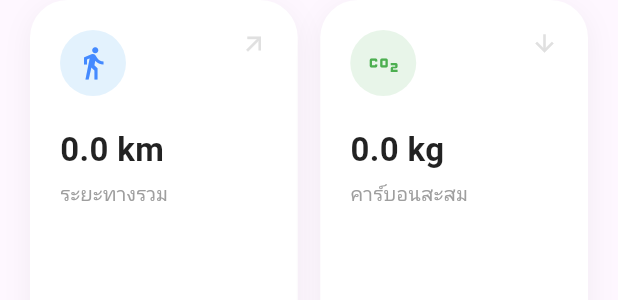
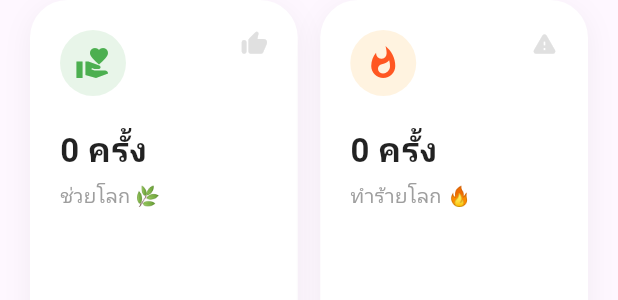
Before and after one commit to MarkCnw/CarboCare, a Flutter app: the DashboardCard widget shown alone on an empty page, opened directly with empty values, on a phone screen of 412 x 824 dp. Shown: the top 300 px of the screen. Run offline on Flutter 3.47's test engine with Material 3 defaults, Android fonts, the phone set to English and light mode, and no system bars; our stand-ins replace audioplayers, bloc, dio, flutter_bloc, isar, lottie; accounts and stored records are empty; generated files the repository leaves out were written again; project files that could hold a hidden picture were left out.

Commit message:
feat: Enhance TripCubit and DashboardCard to track good and bad actions

```diff
--- a/carbocare/lib/features/daily_tips/presentation/cubit/trip_cubit.dart
+++ b/carbocare/lib/features/daily_tips/presentation/cubit/trip_cubit.dart
@@ -4,7 +4,7 @@ import 'package:carbocare/core/services/isar_service.dart';
 import 'package:carbocare/core/services/sound_service.dart';
 import 'package:carbocare/features/daily_tips/data/models/trip_record_model.dart';
 
-// --- States (ส่วนนี้เหมือนเดิม ไม่ต้องแก้) ---
+// --- States ---
 abstract class TripState {}
 
 class TripInitial extends TripState {}
@@ -17,11 +17,18 @@ class TripLoaded extends TripState {
   final double totalCarbon;
   final String dailyTip;
 
+  // ✨ เพิ่ม 2 ตัวแปรนี้
+  final int goodActions;
+  final int badActions;
+
   TripLoaded(
     this.trips,
     this.totalDistance,
     this.totalCarbon, {
     this.dailyTip = "Loading tip...",
+    // ✨ เพิ่มใน Constructor (กำหนดค่าเริ่มต้นเป็น 0)
+    this.goodActions = 0,
+    this.badActions = 0,
   });
 }
 
@@ -30,24 +37,20 @@ class TripError extends TripState {
   TripError(this.message);
 }
 
-// --- Cubit (แก้เฉพาะส่วนนี้) ---
+// --- Cubit ---
 class TripCubit extends Cubit<TripState> {
   final IsarService _isarService;
   final ApiService _apiService = ApiService();
 
-  // ✨ เพิ่ม: ตัวแปรเก็บข้อความปัจจุบัน (เริ่มต้นเป็นค่า Default)
   String _currentMessage = "มาช่วยโลกกันเถอะ! 🌍";
 
   TripCubit(this._isarService) : super(TripInitial());
 
-  // แก้ไข: ไม่เรียก getDailyTip แล้ว ให้ใช้ _updateData แทน
   void loadTrips() async {
-    // emit(TripLoading()); // (Optional) ถ้าอยากให้หมุนตอนเข้าแอปครั้งแรก ให้เอา comment ออก
+    // emit(TripLoading());
     await _updateData();
   }
 
-  // ✨ เพิ่ม: ฟังก์ชันอัปเดตข้อมูลแบบเงียบ (Silent Update)
-  // ช่วยให้หน้าจอเปลี่ยนตัวเลขได้เลยโดยไม่กระพริบ
   Future<void> _updateData() async {
     try {
       final trips = await _isarService.getAllTrips();
@@ -55,19 +58,36 @@ class TripCubit extends Cubit<TripState> {
       double totalDist = 0;
       double totalCarb = 0;
 
+      // ✨ ตัวแปรสำหรับนับจำนวนครั้ง
+      int goodCount = 0;
+      int badCount = 0;
+
       for (var trip in trips) {
         totalDist += trip.distance;
         totalCarb += trip.carbonKg;
+
+        // ✨ Logic การนับ
+        if (trip.carbonKg <= 0) {
+          goodCount++; // ถ้าคาร์บอนติดลบหรือ 0 ถือว่าทำดี
+        } else {
+          badCount++; // ถ้าคาร์บอนเป็นบวก ถือว่าทำร้ายโลก
+        }
       }
 
-      // ✅ ส่ง _currentMessage ที่มีอยู่ไปแสดงเลย
-      emit(TripLoaded(trips, totalDist, totalCarb, dailyTip: _currentMessage));
+      // ✅ ส่งค่า goodCount, badCount ไปกับ State
+      emit(TripLoaded(
+        trips,
+        totalDist,
+        totalCarb,
+        dailyTip: _currentMessage,
+        goodActions: goodCount,
+        badActions: badCount,
+      ));
     } catch (e) {
       emit(TripError("โหลดข้อมูลไม่สำเร็จ: $e"));
     }
   }
 
-  // 🔥 แก้ไข: ฟังก์ชันให้อาหาร/ของแก่โลก
   void feedEarth(String itemType, double carbonImpact, bool isHealing) async {
     print("🎯 [FEED] เริ่มให้: $itemType | คาร์บอน: $carbonImpact | Healing: $isHealing");
 
@@ -83,16 +103,14 @@ class TripCubit extends Cubit<TripState> {
       print("✅ [FEED] บันทึกสำเร็จ! กำลังเล่นเสียง...");
       SoundService.playEffect(isHealing: isHealing);
 
-      // ✨ เพิ่ม: ไปดึงคำพูดกวนๆ จาก API มาอัปเดต!
       try {
         String reaction = await _apiService.getReaction(isHealing);
-        _currentMessage = reaction; // เปลี่ยนข้อความที่จะโชว์
+        _currentMessage = reaction;
       } catch (e) {
         print("⚠️ โหลดคำพูดไม่สำเร็จ ใช้คำเดิมต่อ: $e");
       }
 
       print("🔄 [FEED] กำลัง update ข้อมูล (Silent Refresh)...");
-      // ✅ เรียก _updateData แทน loadTrips เพื่อไม่ให้จอโหลดหมุนๆ
       await _updateData();
 
     } catch (e) {
@@ -104,7 +122,6 @@ class TripCubit extends Cubit<TripState> {
   void deleteTrip(int id) async {
     try {
       await _isarService.deleteTrip(id);
-      // ✅ ใช้ _updateData แทน loadTrips
       await _updateData();
     } catch (e) {
       emit(TripError("ลบไม่สำเร็จ: $e"));
--- a/carbocare/lib/features/daily_tips/presentation/widgets/dashboard_card.dart
+++ b/carbocare/lib/features/daily_tips/presentation/widgets/dashboard_card.dart
@@ -1,13 +1,14 @@
 import 'package:flutter/material.dart';
 
 class DashboardCard extends StatelessWidget {
-  final double totalDist;
-  final double totalCarbon;
+  // ✨ เปลี่ยนตัวแปรรับค่า เป็นจำนวนครั้ง
+  final int goodCount;
+  final int badCount;
 
   const DashboardCard({
     super.key,
-    required this.totalDist,
-    required this.totalCarbon,
+    required this.goodCount,
+    required this.badCount,
   });
 
   @override
@@ -16,30 +17,29 @@ class DashboardCard extends StatelessWidget {
       padding: const EdgeInsets.symmetric(horizontal: 20),
       child: Row(
         children: [
-          // === กล่องซ้าย: ระยะทาง (สีฟ้า) ===
+          // === การ์ดซ้าย: ช่วยโลก (สีเขียว) ===
           Expanded(
             child: _buildStatCard(
-              icon: Icons.directions_walk, // หรือ directions_car
-              iconColor: Colors.blueAccent,
-              bgColor: Colors.blue.shade50,
-              value: "${totalDist.toStringAsFixed(1)} km",
-              label: "ระยะทางรวม",
-              arrowIcon: Icons.arrow_outward, // ลูกศรชี้ขึ้นขวา
+              icon: Icons.volunteer_activism, // ไอคอนรูปหัวใจ/มือ
+              iconColor: Colors.green,
+              bgColor: Colors.green.shade50,
+              value: "$goodCount ครั้ง", // แสดงจำนวนครั้ง
+              label: "ช่วยโลก 🌿",
+              arrowIcon: Icons.thumb_up_alt_rounded,
             ),
           ),
 
-          const SizedBox(width: 15), // เว้นระยะห่างตรงกลาง
+          const SizedBox(width: 15),
 
-          // === กล่องขวา: คาร์บอน (สีเขียว) ===
+          // === การ์ดขวา: ทำร้ายโลก (สีส้มแดง) ===
           Expanded(
             child: _buildStatCard(
-              icon: Icons.co2,
-
-              iconColor: Colors.green,
-              bgColor: Colors.green.shade50,
-              value: "${totalCarbon.toStringAsFixed(1)} kg",
-              label: "คาร์บอนสะสม",
-              arrowIcon: Icons.arrow_downward, // ลูกศรชี้ลง (สื่อว่าลด)
+              icon: Icons.whatshot, // ไอคอนไฟ
+              iconColor: Colors.deepOrange,
+              bgColor: Colors.orange.shade50,
+              value: "$badCount ครั้ง", // แสดงจำนวนครั้ง
+              label: "ทำร้ายโลก 🔥",
+              arrowIcon: Icons.warning_rounded,
             ),
           ),
         ],
@@ -47,7 +47,7 @@ class DashboardCard extends StatelessWidget {
     );
   }
 
-  // ฟังก์ชันสร้างการ์ดแต่ละใบ
+  // ฟังก์ชันสร้าง UI (เหมือนเดิม ไม่ต้องแก้ logic ข้างใน)
   Widget _buildStatCard({
     required IconData icon,
     required Color iconColor,
@@ -60,10 +60,10 @@ class DashboardCard extends StatelessWidget {
       padding: const EdgeInsets.all(20),
       decoration: BoxDecoration(
         color: Colors.white,
-        borderRadius: BorderRadius.circular(25), // มุมโค้งมนตามรูป
+        borderRadius: BorderRadius.circular(25),
         boxShadow: [
           BoxShadow(
-            color: Colors.black.withOpacity(0.05), // เงาจางๆ
+            color: Colors.black.withOpacity(0.05),
             blurRadius: 15,
             offset: const Offset(0, 5),
           ),
@@ -72,28 +72,24 @@ class DashboardCard extends StatelessWidget {
       child: Column(
         crossAxisAlignment: CrossAxisAlignment.start,
         children: [
-          // แถวบน: ไอคอนวงกลม และ ลูกศรเล็ก
           Row(
             mainAxisAlignment: MainAxisAlignment.spaceBetween,
             crossAxisAlignment: CrossAxisAlignment.start,
             children: [
-              // ไอคอนในวงกลม
               Container(
                 padding: const EdgeInsets.all(10),
                 decoration: BoxDecoration(
-                  color: bgColor, // สีพื้นหลังไอคอน (จางๆ)
+                  color: bgColor,
                   shape: BoxShape.circle,
                 ),
                 child: Icon(icon, color: iconColor, size: 24),
               ),
-              // ลูกศรเล็กๆ มุมขวาบน
               Icon(arrowIcon, color: Colors.grey.shade300, size: 18),
             ],
           ),
 
-          const SizedBox(height: 20), // ระยะห่าง
+          const SizedBox(height: 20),
 
-          // ตัวเลขค่า (ตัวใหญ่หนา)
           Text(
             value,
             style: const TextStyle(
@@ -105,7 +101,6 @@ class DashboardCard extends StatelessWidget {
 
           const SizedBox(height: 5),
 
-          // ป้ายชื่อ (ตัวเล็กสีเทา)
           Text(
             label,
             style: TextStyle(
```
Also changed, not shown: carbocare/lib/features/daily_tips/presentation/screens/home_screen.dart (+10 -7 lines).
